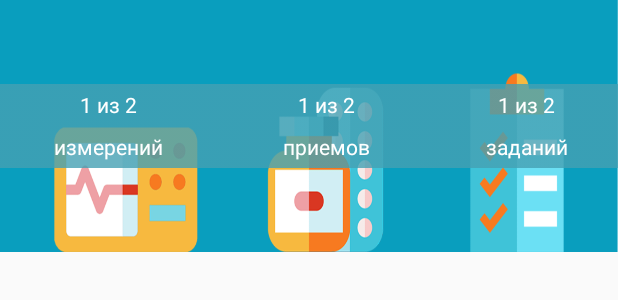
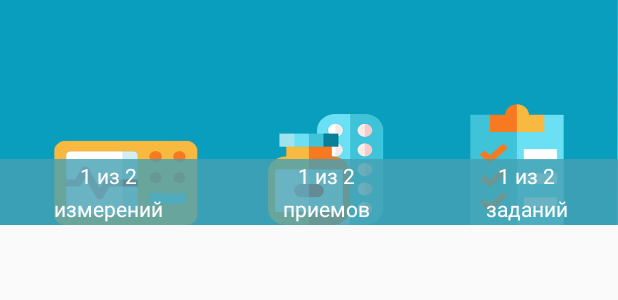
Before and after one commit to robertkarklinsh/Keira, an Android app: the layout tracker_top.xml on its own in the app's theme, with its tools: preview values and no code run, on a phone screen of 412 x 824 dp. Shown: the top 300 px of the screen. Run offline under Robolectric (Android 15) with nearby library versions, the phone set to English and light mode, and no system bars.

Commit message:
commit before changing viewmodel in tracker

```diff
--- a/app/src/main/java/com/gattaca/bitalinoecgchart/tracker/ViewHoldersCollection.java
+++ b/app/src/main/java/com/gattaca/bitalinoecgchart/tracker/ViewHoldersCollection.java
@@ -64,6 +64,7 @@ public class ViewHoldersCollection {
             this.mView = mView;
             tabLayout = (LinearLayout) mView.findViewById(R.id.tracker_custom_tabs);
             ll = (LinearLayout) mView.findViewById(R.id.tracker_top_ll);
+
         }
     }
 
--- a/app/src/main/java/com/gattaca/bitalinoecgchart/tracker/ui/TopItem.java
+++ b/app/src/main/java/com/gattaca/bitalinoecgchart/tracker/ui/TopItem.java
@@ -43,6 +43,7 @@ public class TopItem extends AbstractItem<TopItem, ViewHoldersCollection.TopView
         ViewGroup viewGroup = (ViewGroup) holder.mView.getParent();
         Context context = holder.mView.getContext();
         LinearLayout tabs = (LinearLayout) holder.mView.findViewById(R.id.tracker_custom_tabs);
+        tabs.removeAllViews();
         for (int i = 0; i < topContainer.getDays().size(); i++) {
             LinearLayout.LayoutParams params = new LinearLayout.LayoutParams(0, LinearLayout.LayoutParams.MATCH_PARENT, 1);
             LinearLayout item = (LinearLayout) LayoutInflater.from(context)
--- a/app/src/main/res/layout/tracker_custom_tab_layout.xml
+++ b/app/src/main/res/layout/tracker_custom_tab_layout.xml
@@ -11,6 +11,7 @@
         android:id="@+id/tracker_custom_tab_text"
         android:layout_width="wrap_content"
         android:layout_height="wrap_content"
+        android:textColor="@android:color/white"
         android:layout_gravity="center_horizontal" />
 
     <ImageView
--- a/app/src/main/res/layout/tracker_top.xml
+++ b/app/src/main/res/layout/tracker_top.xml
@@ -1,9 +1,9 @@
 <?xml version="1.0" encoding="utf-8"?>
-<LinearLayout xmlns:android="http://schemas.android.com/apk/res/android"
+<RelativeLayout xmlns:android="http://schemas.android.com/apk/res/android"
     android:orientation="vertical" android:layout_width="match_parent"
-    android:background="@drawable/tracket_header_new"
+    android:background="@drawable/t1"
     android:baselineAligned="false"
-    android:layout_height="168dp">
+    android:layout_height="150dp">
 
     <!--<ImageView-->
         <!--android:id="@+id/header"-->
@@ -23,7 +23,10 @@
         android:layout_width="match_parent"
         android:id="@+id/tracker_custom_tabs"
         android:orientation="horizontal"
-        android:layout_height="?attr/actionBarSize">
+        android:gravity="center"
+        android:layout_height="70dp"
+
+        android:layout_marginBottom="28dp">
 
     </LinearLayout>
 
@@ -32,9 +35,10 @@
         android:layout_width="match_parent"
         android:background="@drawable/health_progress_bar1"
         android:orientation="horizontal"
-        android:layout_height="?attr/actionBarSize"
-        android:layout_gravity="bottom"
-        android:gravity="bottom">
+        android:layout_height="44dp"
+        android:gravity="bottom"
+        android:layout_alignParentBottom="true"
+        android:layout_alignParentStart="true">
         <LinearLayout
             android:layout_weight="1.2"
             android:layout_width="0dp"
@@ -104,4 +108,4 @@
                 android:text = "заданий"/>
         </LinearLayout>
     </LinearLayout>
-</LinearLayout>
+</RelativeLayout>
```
Also changed, not shown: app/src/main/res/layout/activity_tracker.xml (+8 -6 lines), app/src/main/res/drawable/t1.png (added).
